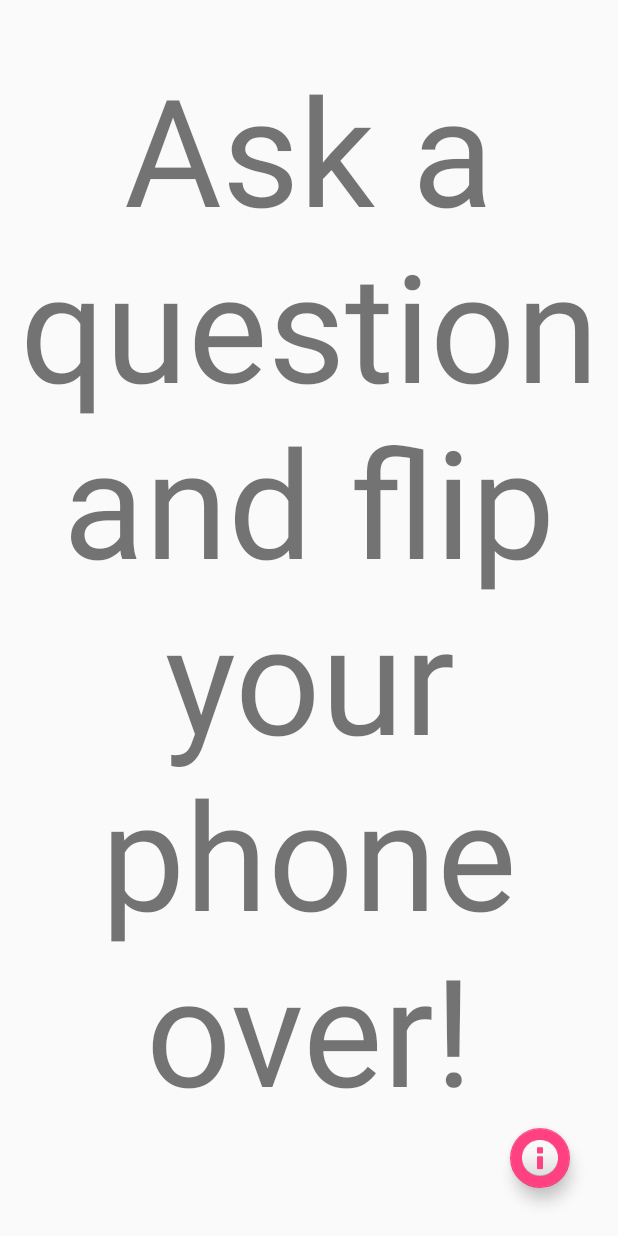
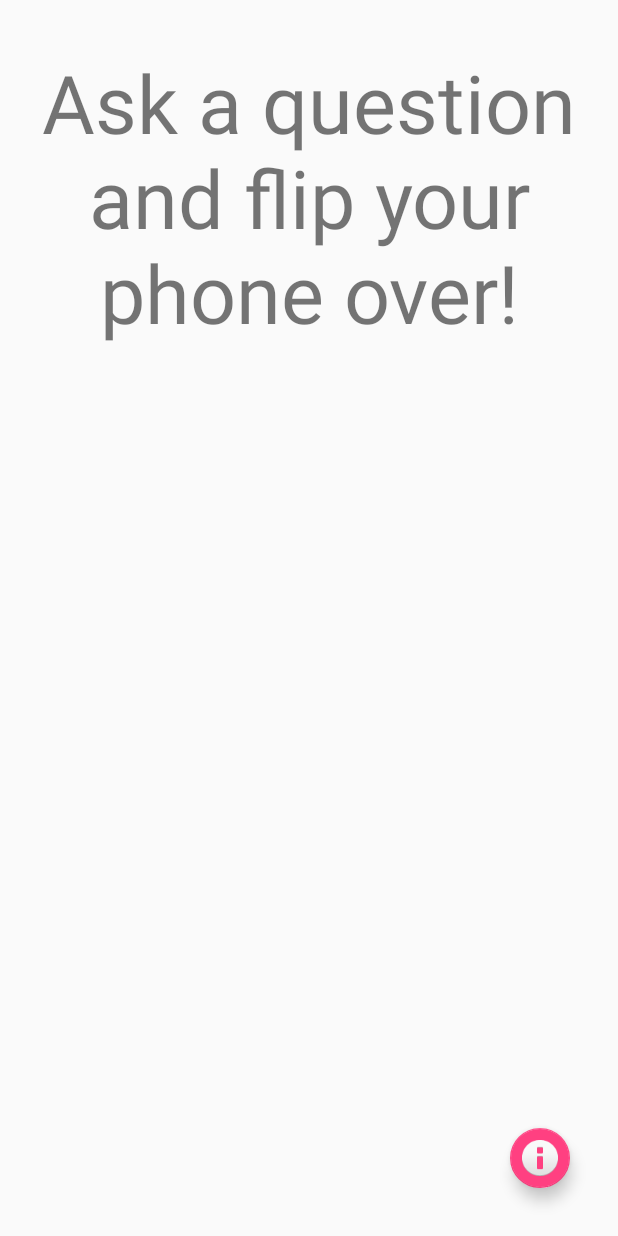
Before and after one commit to rbryan21/Magic8Ball, an Android app: the screen it shows after launch (EightBallActivity), on a phone screen of 412 x 824 dp. Run offline under Robolectric (Android 15) with nearby library versions, the phone set to English and light mode, and no system bars.

Commit message:
TextView should autosize now.

```diff
--- a/Magic8Ball/app/src/main/java/edu/ggc/bryan/magic8ball/EightBallActivity.java
+++ b/Magic8Ball/app/src/main/java/edu/ggc/bryan/magic8ball/EightBallActivity.java
@@ -121,6 +121,7 @@ public class EightBallActivity extends AppCompatActivity implements SensorEventL
             // text to speech newRandomAnswer.getAnswerText()
         } else if (!readyForNewAnswer && isUp(gravity[2])) {
             Log.i(TAG, "Ready for a new answer!");
+            eightBallText.setText("Ask Me Another Question!");
             readyForNewAnswer = true;
         }
     }
--- a/Magic8Ball/app/src/main/res/layout/activity_eight_ball.xml
+++ b/Magic8Ball/app/src/main/res/layout/activity_eight_ball.xml
@@ -22,14 +22,14 @@
 
     <TextView
         android:id="@+id/eightBallText"
-        android:layout_width="0dp"
-        android:layout_height="0dp"
+        android:layout_width="match_parent"
+        android:layout_height="200dp"
+        android:autoSizeTextType="uniform"
+        android:autoSizeMinTextSize="12sp"
+        android:autoSizeMaxTextSize="100sp"
+        android:autoSizeStepGranularity="2sp"
         android:layout_marginBottom="0dp"
         android:layout_marginTop="32dp"
-        android:autoSizeMaxTextSize="100sp"
-        android:autoSizeMinTextSize="12sp"
-        android:autoSizeStepGranularity="2sp"
-        android:autoSizeTextType="uniform"
         android:text="@string/eight_ball_default_text"
         android:textAlignment="center"
         app:layout_constraintBottom_toTopOf="@+id/aboutFab"
```
